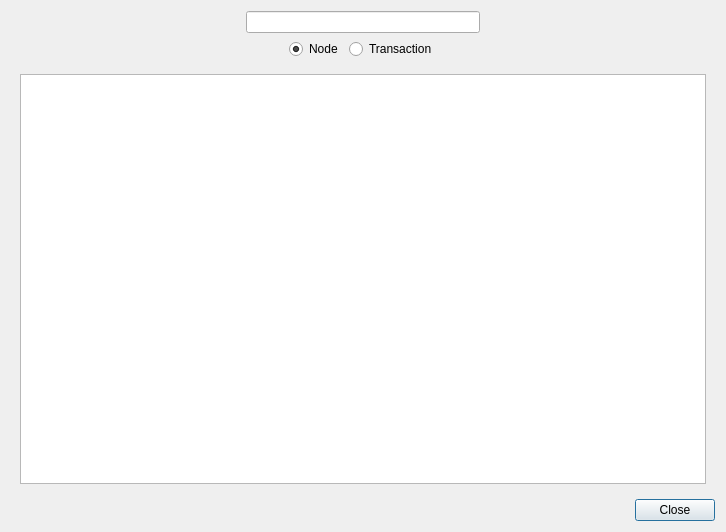
Old version of the form dialog/search.ui in the repository YtxCash/YTX.
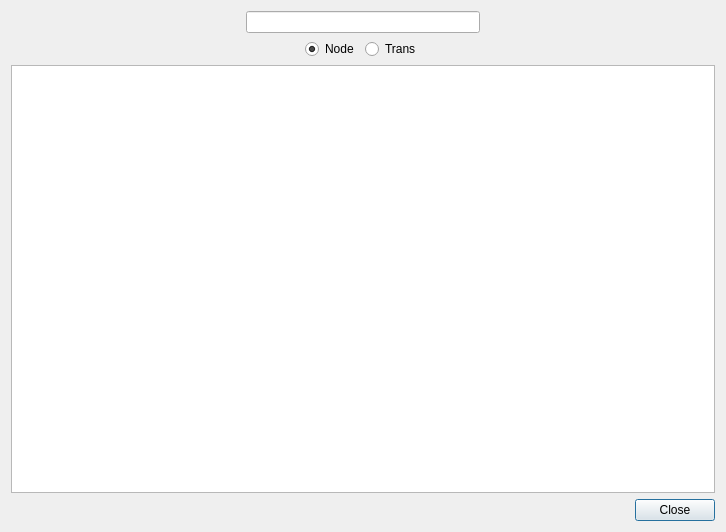
New version of the form. The open tabs and pages were chosen to show the change.

```diff
--- a/dialog/search.ui
+++ b/dialog/search.ui
@@ -72,7 +72,7 @@
      <item>
       <widget class="QRadioButton" name="rBtnTransaction">
        <property name="text">
-        <string>Transaction</string>
+        <string>Trans</string>
        </property>
       </widget>
      </item>
@@ -98,6 +98,18 @@
      </property>
      <widget class="QWidget" name="page">
       <layout class="QGridLayout" name="gridLayout">
+       <property name="leftMargin">
+        <number>0</number>
+       </property>
+       <property name="topMargin">
+        <number>0</number>
+       </property>
+       <property name="rightMargin">
+        <number>0</number>
+       </property>
+       <property name="bottomMargin">
+        <number>0</number>
+       </property>
        <item row="0" column="0">
         <widget class="QTableView" name="treeView"/>
        </item>
```
Left out of the diff: 22 changed lines with no effect on the pictures.
